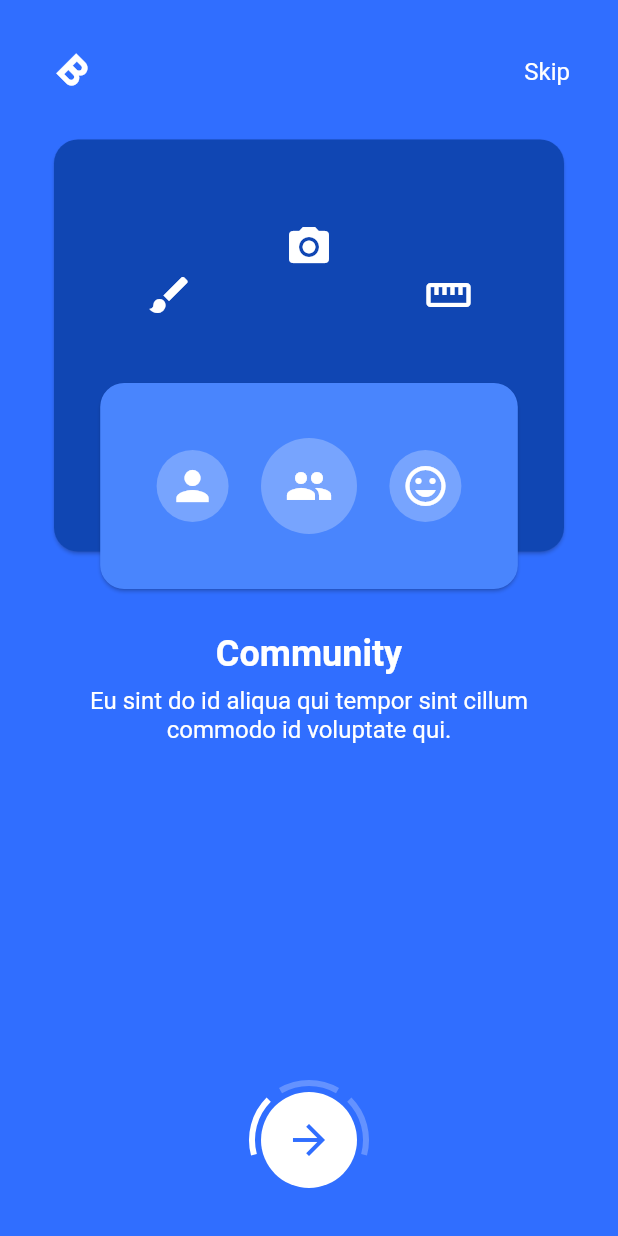
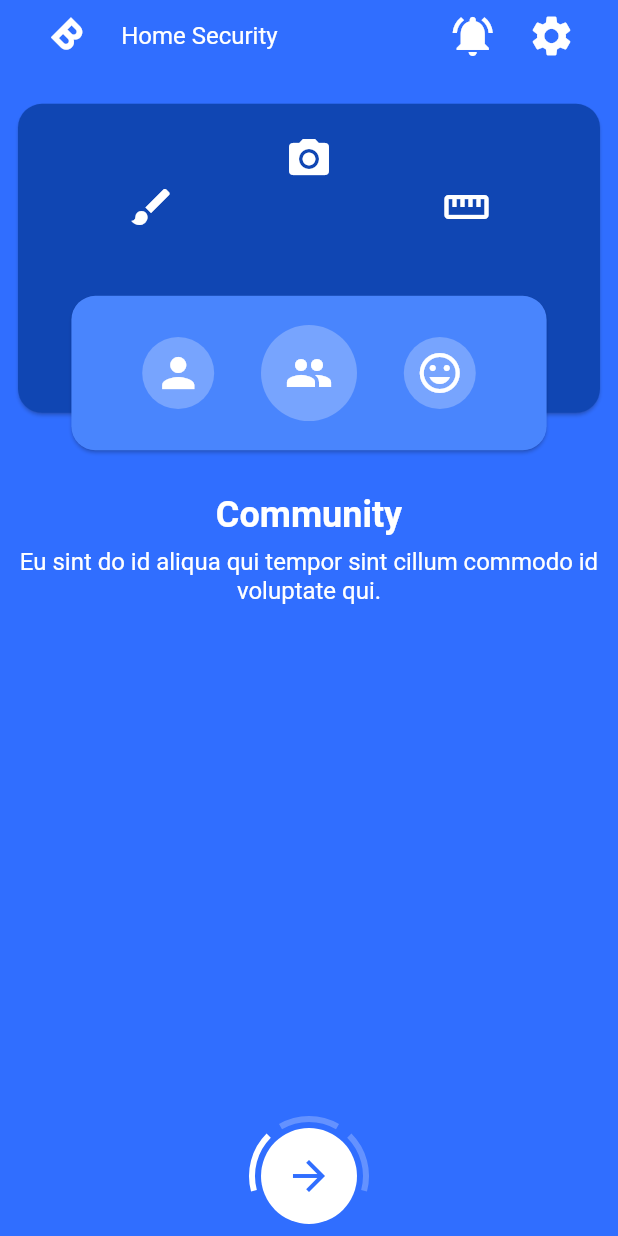
Before and after one commit to Potsathorn/SecurityApp, a Flutter app: the screen it shows after launch, on a phone screen of 412 x 824 dp. Run offline on Flutter 3.47's test engine with Material 2 defaults, Android fonts, the phone set to English and light mode, and no system bars.

Commit message:
AppBarHome

```diff
--- /dev/null
+++ b/lib/widgets/AppBarHome.dart
@@ -0,0 +1,42 @@
+import 'package:Security/constants.dart';
+import 'package:Security/widgets/Logo.dart';
+import 'package:flutter/cupertino.dart';
+import 'package:flutter/material.dart';
+
+///import 'package:flutter/material.dart';
+
+class AppBarHome extends StatelessWidget {
+  final VoidCallback notify;
+  final VoidCallback setting;
+  const AppBarHome({@required this.notify, @required this.setting})
+      : assert(notify != null),
+        assert(setting != null);
+
+  @override
+  Widget build(BuildContext context) {
+    return Container(
+      child: Row(
+        // mainAxisAlignment: MainAxisAlignment.spaceEvenly,
+
+        children: [
+          Expanded(flex: 1, child: Logo(color: kWhite, size: 32.2)),
+          Expanded(
+              flex: 3,
+              child: Text(
+                'Home Security',
+                style: Theme.of(context)
+                    .textTheme
+                    .subtitle1
+                    .copyWith(color: kWhite),
+              )),
+          GestureDetector(
+              onTap: notify, child: Icon(Icons.notifications_active,color: Colors.white,size: 32,)),
+          Expanded(
+              flex: 1,
+              child:
+                  GestureDetector(onTap: setting, child: Icon(Icons.settings,color: Colors.white,size: 32,))),
+        ],
+      ),
+    );
+  }
+}
--- a/lib/widgets/CardsStack.dart
+++ b/lib/widgets/CardsStack.dart
@@ -19,8 +19,8 @@ class CardsStack extends StatelessWidget {
 
   @override
   Widget build(BuildContext context) {
-    var darkCardWidth = MediaQuery.of(context).size.width - 2 * kPaddingL;
-    var darkCardHeight = MediaQuery.of(context).size.height / 3;
+    var darkCardWidth = MediaQuery.of(context).size.width - 0.5 * kPaddingL;
+    var darkCardHeight = MediaQuery.of(context).size.height / 4;
 
     return Padding(
       padding: EdgeInsets.only(
--- a/lib/widgets/Header.dart
+++ b/lib/widgets/Header.dart
@@ -19,6 +19,9 @@ class Header extends StatelessWidget {
           color: kWhite,
           size: 32.0,
         ),
+        // Text("Home Security"),
+        // Icon(Icons.settings),
+        // Icon(Icons.notifications_active),
         GestureDetector(
           onTap: onSkip,
           child: Text(
@@ -27,6 +30,7 @@ class Header extends StatelessWidget {
                 Theme.of(context).textTheme.subtitle1.copyWith(color: kWhite),
           ),
         ),
+
       ],
     );
   }
--- a/lib/widgets/OnboardignPageIndicatorPainter.dart
+++ b/lib/widgets/OnboardignPageIndicatorPainter.dart
@@ -4,14 +4,12 @@ import 'package:Security/screens/onbording/onbording.dart';
 import 'package:Security/screens/onbording/pages/CommunityPage.dart';
 import 'package:Security/screens/onbording/pages/EducationPage.dart';
 import 'package:Security/screens/onbording/pages/WorkPage.dart';
+import 'package:Security/widgets/AppBarHome.dart';
 import 'package:flutter/material.dart';
 
 import '../constants.dart';
 import 'Header.dart';
 import 'NextPageButton.dart';
-
-
-
 
 class _OnboardignPageIndicatorPainter extends CustomPainter {
   final Color color;
@@ -170,15 +168,17 @@ class _OnboardingState extends State<Onboarding> {
   @override
   Widget build(BuildContext context) {
     return Scaffold(
+      //appBar: AppBar(),
       backgroundColor: kBlue,
       body: SafeArea(
         child: Padding(
-          padding: const EdgeInsets.all(kPaddingL),
+          padding: const EdgeInsets.all(kPaddingS),
           child: Column(
             children: <Widget>[
-              Header(
-                onSkip: _goToLogin,
-              ),
+              AppBarHome(notify: _goToLogin, setting: _goToLogin),
+              // Header(
+              //   onSkip: _goToLogin,
+              // ),
               Expanded(
                 child: _getPage(),
               ),
@@ -196,5 +196,4 @@ class _OnboardingState extends State<Onboarding> {
   }
 }
 
-class Login {
-}
+class Login {}
```
